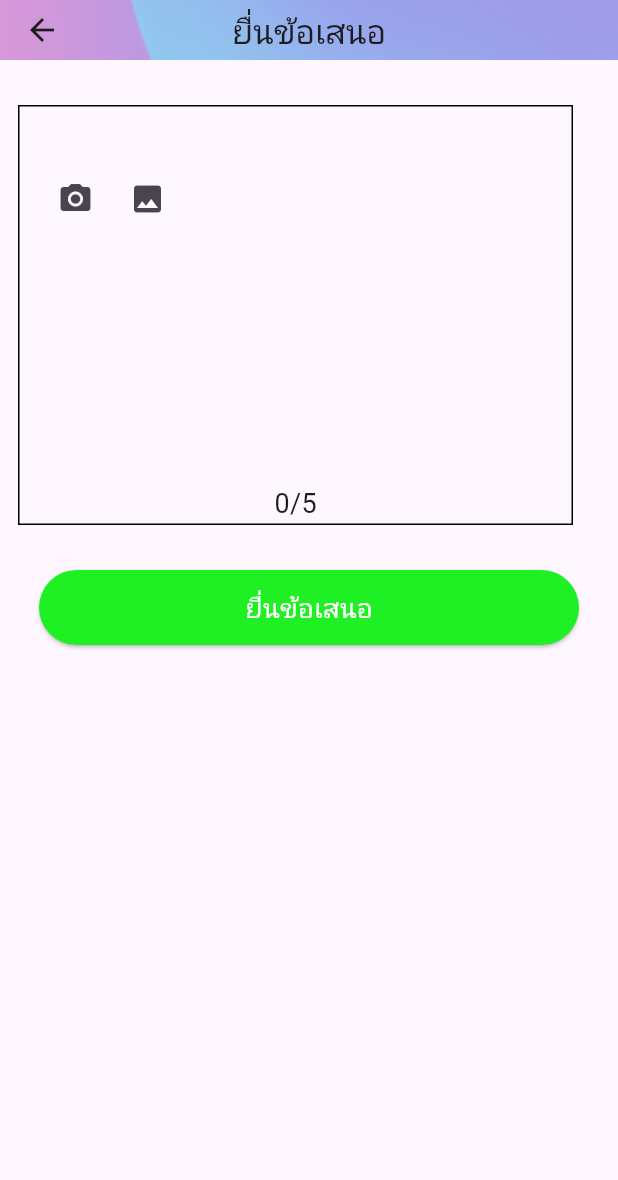
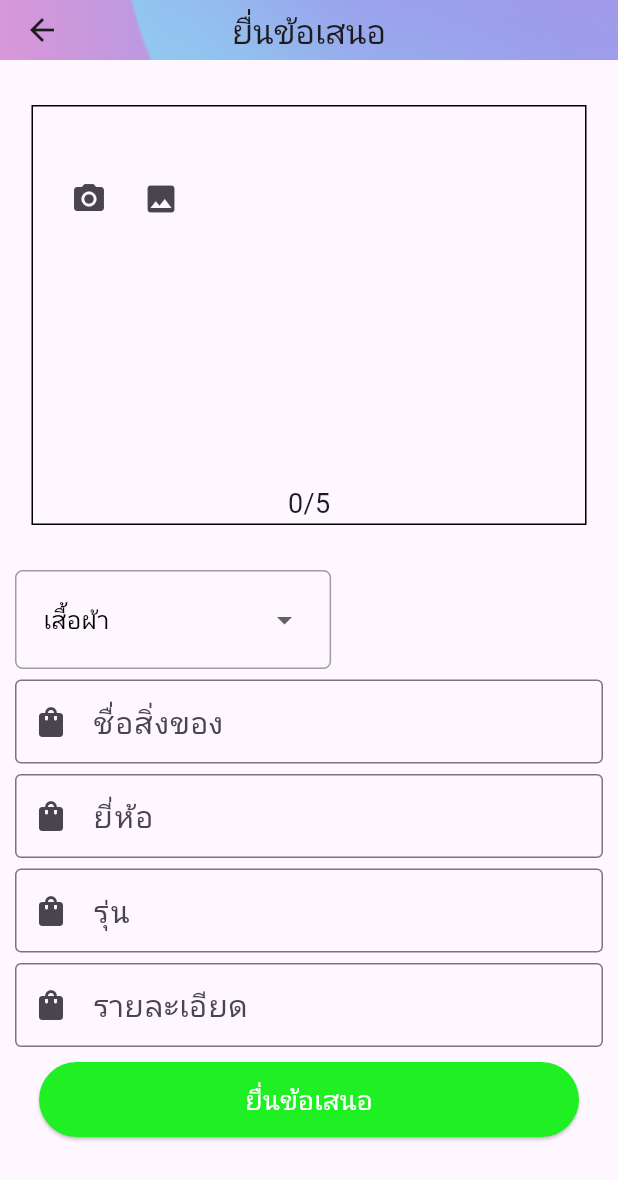
Before and after one commit to peerapattop/swapItem-project, a Flutter app: the MakeAnOffer screen opened directly, after a tap on "ยื่นข้อเสนอ", on a phone screen of 412 x 824 dp. Shown: the top 1180 px of the screen. Run offline on Flutter 3.47's test engine with Material 3 defaults, Android fonts, the phone set to English and light mode, and no system bars; our stand-ins replace cloud_firestore, firebase_auth, firebase_core, firebase_database, firebase_storage, google_maps_flutter and 2 more; accounts and stored records are empty; network calls fail.

Commit message:
เพิ่อ offer

```diff
--- a/lib/12_makeAnOffer.dart
+++ b/lib/12_makeAnOffer.dart
@@ -1,7 +1,8 @@
 import 'dart:io';
 import 'package:flutter/material.dart';
 import 'package:image_picker/image_picker.dart';
-//หน้า 12
+import 'package:firebase_auth/firebase_auth.dart';
+import 'package:firebase_database/firebase_database.dart';
 
 class MakeAnOffer extends StatefulWidget {
   const MakeAnOffer({super.key});
@@ -10,11 +11,41 @@ class MakeAnOffer extends StatefulWidget {
   State<MakeAnOffer> createState() => _MakeAnOfferState();
 }
 
+Future<void> _MakeAnOfferState1(BuildContext context) async {
+  try {
+    String uid = FirebaseAuth.instance.currentUser!.uid;
+    DatabaseReference itemRef =
+        FirebaseDatabase.instance.ref().child('offer').push();
+    await itemRef.set(uid);
+  } catch (error) {
+    print('Error in buildPost: $error');
+    Navigator.pop(context);
+  }
+}
+
+List<String> category = <String>[
+  'เสื้อผ้า',
+  'รองเท้า',
+  'ของใช้ทั่วไป',
+  'อุปกรณ์อิเล็กทรอนิกส์',
+  'ของใช้ในบ้าน',
+  'อุปกรณ์กีฬา',
+  'เครื่องใช้ไฟฟ้า',
+  'ของเบ็ดเตล็ด',
+];
+String dropdownValue = category.first;
+
 class _MakeAnOfferState extends State<MakeAnOffer> {
+  final nameitem1 = TextEditingController();
+  final brand1 = TextEditingController();
+  final model1 = TextEditingController();
+  final detail1 = TextEditingController();
   List<File> _images = [];
   final picker = ImagePicker();
+
   @override
   Widget build(BuildContext context) {
+    var item_name1;
     return SafeArea(
       child: Scaffold(
         appBar: AppBar(
@@ -48,6 +79,7 @@ class _MakeAnOfferState extends State<MakeAnOffer> {
                     Padding(
                       padding: const EdgeInsets.only(
                           top: 10, right: 2, left: 2, bottom: 5),
+                      child: Center(
                         child: Container(
                           decoration: BoxDecoration(
                             border: Border.all(),
@@ -112,8 +144,108 @@ class _MakeAnOfferState extends State<MakeAnOffer> {
                           ),
                         ),
                       ),
+                    ),
                     SizedBox(
                       height: 15, //height
+                    ),
+                    SizedBox(
+                      height: 10,
+                    ),
+                    Container(
+                      padding: EdgeInsets.symmetric(horizontal: 10.0),
+                      decoration: BoxDecoration(
+                        borderRadius: BorderRadius.circular(5.0),
+                        border: Border.all(
+                          color: Colors.grey,
+                          width: 1.0,
+                        ),
+                      ),
+                      child: Padding(
+                        padding: const EdgeInsets.all(8.0),
+                        child: DropdownButton<String>(
+                          value: dropdownValue,
+                          onChanged: (String? newValue) {
+                            setState(() {
+                              dropdownValue = newValue!;
+                            });
+                          },
+                          underline:
+                              Container(), // Remove the default underline
+                          items: category
+                              .map<DropdownMenuItem<String>>((String value) {
+                            return DropdownMenuItem<String>(
+                              value: value,
+                              child: Text(
+                                value,
+                                style: TextStyle(
+                                  fontSize: 16.0,
+                                  color: Colors.black,
+                                ),
+                              ),
+                            );
+                          }).toList(),
+                        ),
+                      ),
+                    ),
+                    SizedBox(
+                      height: 7,
+                    ),
+                    TextField(
+                      controller: item_name1,
+                      decoration: InputDecoration(
+                          label: Text(
+                            "ชื่อสิ่งของ",
+                            style: TextStyle(fontSize: 20),
+                          ),
+                          border: OutlineInputBorder(),
+                          prefixIcon: Icon(
+                            Icons.shopping_bag,
+                          )),
+                    ),
+                    SizedBox(
+                      height: 7,
+                    ),
+                    TextField(
+                      controller: brand1,
+                      decoration: InputDecoration(
+                          label: Text(
+                            "ยี่ห้อ",
+                            style: TextStyle(fontSize: 20),
+                          ),
+                          border: OutlineInputBorder(),
+                          prefixIcon: Icon(
+                            Icons.shopping_bag,
+                          )),
+                    ),
+                    SizedBox(
+                      height: 7,
+                    ),
+                    TextField(
+                      controller: model1,
+                      decoration: InputDecoration(
+                          label: Text(
+                            "รุ่น",
+                            style: TextStyle(fontSize: 20),
+                          ),
+                          border: OutlineInputBorder(),
+                          prefixIcon: Icon(
+                            Icons.shopping_bag,
+                          )),
+                    ),
+                    SizedBox(
+                      height: 7,
+                    ),
+                    TextField(
+                      controller: detail1,
+                      decoration: InputDecoration(
+                          label: Text(
+                            "รายละเอียด",
+                            style: TextStyle(fontSize: 20),
+                          ),
+                          border: OutlineInputBorder(),
+                          prefixIcon: Icon(
+                            Icons.shopping_bag,
+                          )),
                     ),
                     SizedBox(
                       height: 10,
@@ -127,7 +259,9 @@ class _MakeAnOfferState extends State<MakeAnOffer> {
                             primary: Color.fromARGB(255, 31, 240,
                                 35), // ตั้งค่าสีพื้นหลังเป็นสีเขียว
                           ),
-                          onPressed: () {},
+                          onPressed: () {
+                            _MakeAnOfferState1(context);
+                          },
                           child: Text(
                             "ยื่นข้อเสนอ",
                             style: TextStyle(
```
Lines whose indentation alone changed are shown as unchanged.
